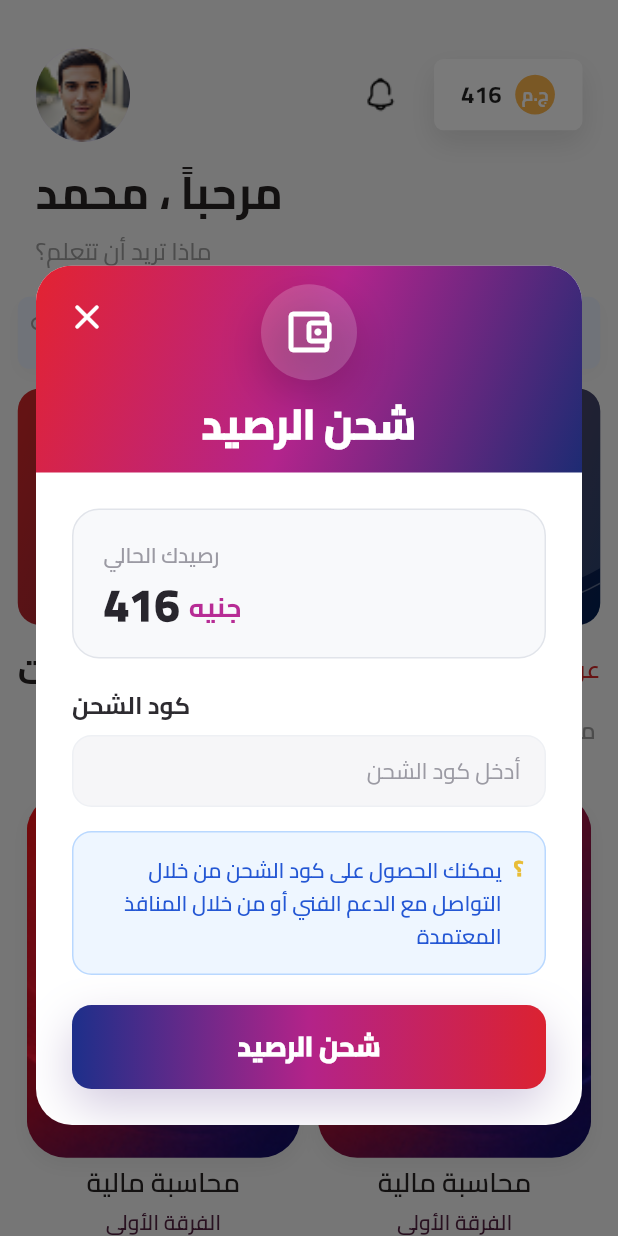
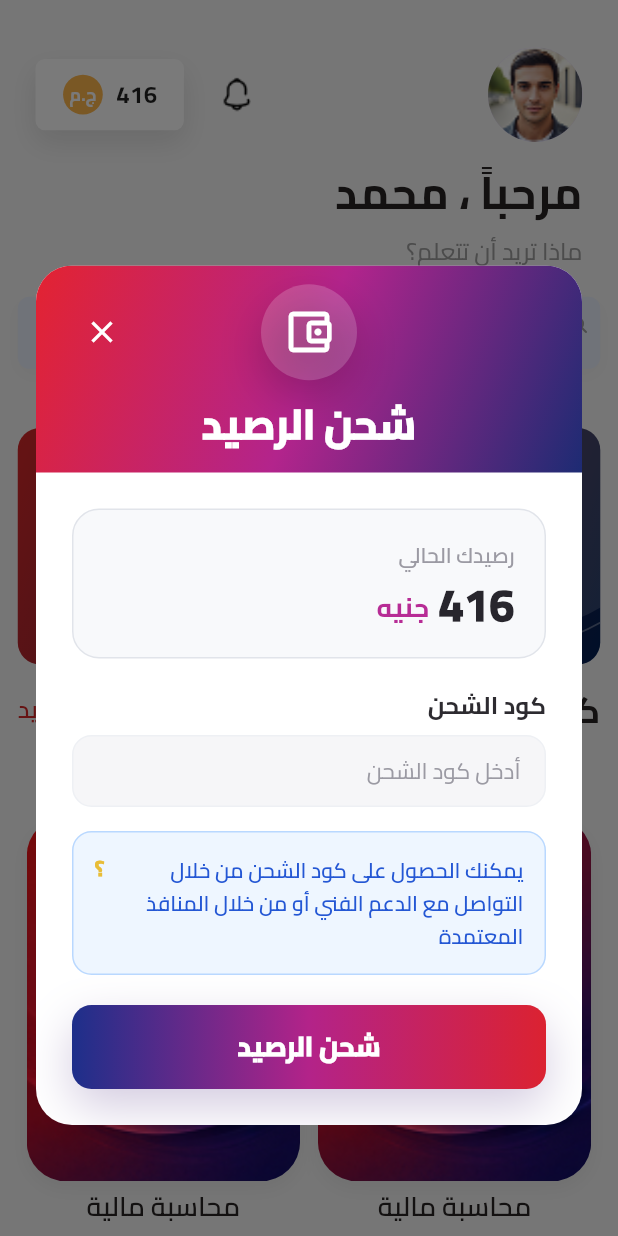
Before and after one commit to Mohamed1Hamada/Bengo-app, a Flutter app: the BalanceTopUp1View screen opened by its route, on a phone screen of 412 x 824 dp. Run offline on Flutter 3.47's test engine with Material 3 defaults, Android fonts, the phone set to English and light mode, and no system bars; our stand-ins replace flutter_screenutil, font_awesome_flutter, go_router.

Commit message:
add space

```diff
--- a/lib/Features/Balance/presentation/views/balance_top_up_view.dart
+++ b/lib/Features/Balance/presentation/views/balance_top_up_view.dart
@@ -8,9 +8,7 @@ class BalanceTopUp1View extends StatelessWidget {
 
   @override
   Widget build(BuildContext context) {
-    return Directionality(
-      textDirection: TextDirection.rtl,
-      child: Scaffold(
+    return Scaffold(
       backgroundColor: const Color(0xfff7f7f7),
       body: Stack(
         children: [
@@ -25,13 +23,12 @@ class BalanceTopUp1View extends StatelessWidget {
               alignment: Alignment.bottomCenter,
               child: Padding(
                 padding: EdgeInsets.fromLTRB(24, 24, 24, 74),
-                  child: const StaticTopUpSheet(),
+                child:  StaticTopUpSheet(),
               ),
             ),
           ),
         ],
       ),
-      ),
     );
   }
 }
--- a/lib/Features/Balance/presentation/views/widgets/top_up_header.dart
+++ b/lib/Features/Balance/presentation/views/widgets/top_up_header.dart
@@ -11,22 +11,19 @@ class StaticTopUpHeader extends StatelessWidget {
         gradient: LinearGradient(
           begin: Alignment.topLeft,
           end: Alignment.bottomRight,
-          colors: [
-            Color(0xffe32331),
-            Color(0xffb3248c),
-            Color(0xff1d2b73),
-          ],
+          colors: [Color(0xffe32331), Color(0xffb3248c), Color(0xff1d2b73)],
         ),
       ),
       child: Stack(
         children: [
-          const Positioned(
+          Positioned(
             left: 20,
             top: 20,
-            child: Icon(
-              Icons.close_rounded,
-              color: Colors.white,
-              size: 28,
+            child: IconButton(
+              onPressed: () {
+                Navigator.of(context).pop();
+              },
+              icon: Icon(Icons.close, color: Colors.white),
             ),
           ),
           Center(
--- a/lib/Features/Home/presentation/views/widgets/home_view_body.dart
+++ b/lib/Features/Home/presentation/views/widgets/home_view_body.dart
@@ -39,7 +39,7 @@ class _HomeViewBodyState extends State<HomeViewBody> {
                 );
               },
             ),
-            SizedBox(height: 25.h),
+            SizedBox(height: 75.h),
             const PromoBanner(),
             SizedBox(height: 25.h),
             const CoursesHeader(),
@@ -54,7 +54,7 @@ class _HomeViewBodyState extends State<HomeViewBody> {
               },
             ),
 
-            SizedBox(height: 20.h),
+
 
             // 3. عرض المحتوى بناءً على الاختيار
             BuildCategoryContent(selectedCategoryIndex: selectedCategoryIndex),
```
Lines whose indentation alone changed are shown as unchanged.
